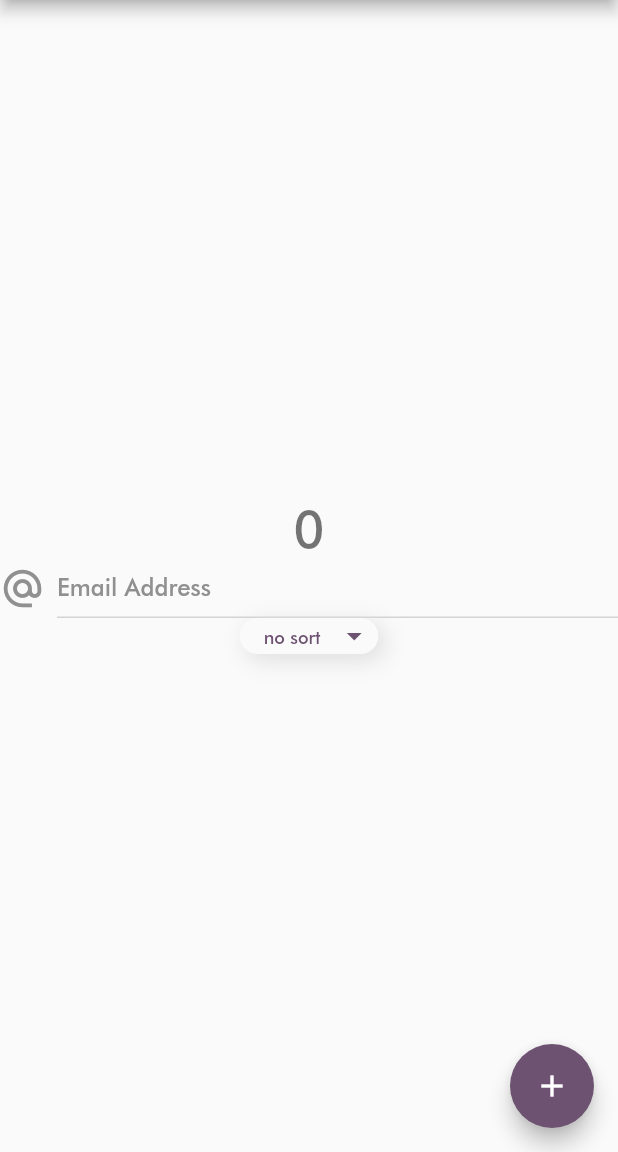
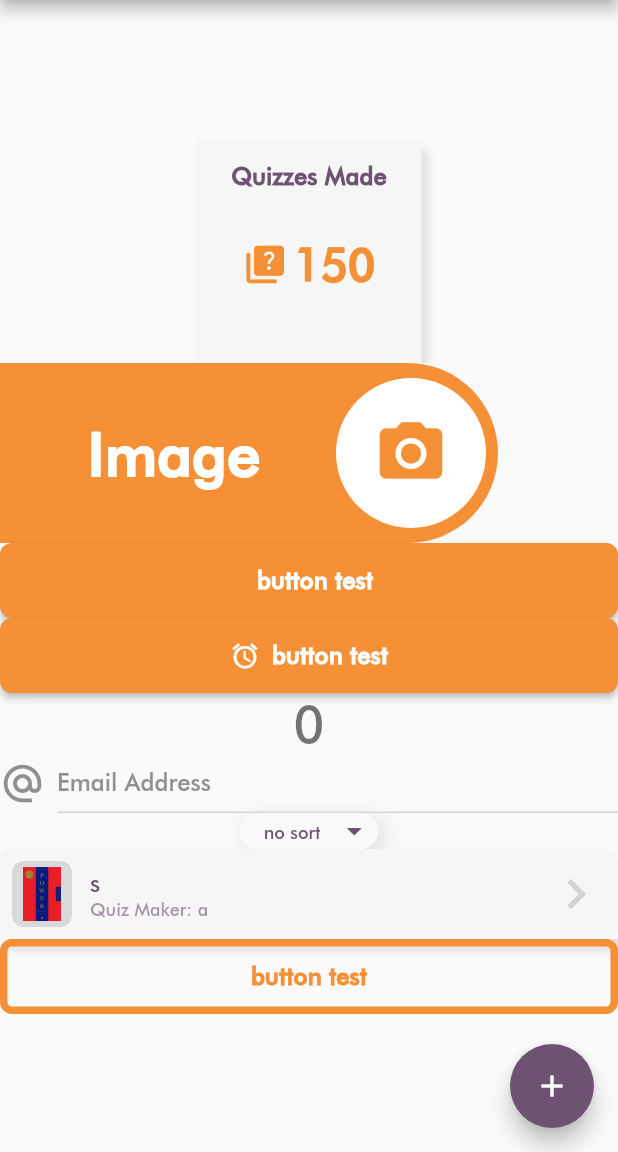
Before and after one commit to wonn0/quizpix, a Flutter app: the screen it shows after launch, on a phone screen of 412 x 824 dp, the part 84-1236 px from its top. Run offline on Flutter 3.47's test engine with Material 2 defaults, Android fonts, the phone set to English and light mode, and no system bars.

Commit message:
fixed color themes and weights for widgets

```diff
--- a/lib/main.dart
+++ b/lib/main.dart
@@ -2,6 +2,7 @@ import 'package:flutter/material.dart';
 import 'package:quizpix/widgets/home_button.dart';
 import 'package:quizpix/widgets/pro_card.dart';
 import 'package:quizpix/widgets/q_button.dart';
+import 'package:quizpix/widgets/q_button_outline.dart';
 import 'package:quizpix/widgets/quiz_item.dart';
 import 'package:quizpix/widgets/q_dropdown_button.dart';
 import 'package:quizpix/widgets/search_bar.dart';
@@ -135,10 +136,10 @@ class _MyHomePageState extends State<MyHomePage> {
           // horizontal).
           mainAxisAlignment: MainAxisAlignment.center,
           children: <Widget>[
-            // const StatCard(
-            //   type: 'quiz',
-            //   value: 150,
-            // ),
+            const StatCard(
+              type: 'quiz',
+              value: 150,
+            ),
             // const StatCard(
             //   type: 'score',
             //   value: 150,
@@ -154,18 +155,19 @@ class _MyHomePageState extends State<MyHomePage> {
             //   onPress: () {},
             //   isLeft: true,
             // ),
-            // ScanButton(
-            //   label: 'Image',
-            //   icon: Icon(
-            //     Icons.camera_alt,
-            //     size: 50.0,
-            //     color: Theme.of(context).colorScheme.primary,
-            //   ),
-            //   onPress: () {},
-            //   isLeft: false,
-            // ),
+            ScanButton(
+              label: 'Image',
+              icon: Icon(
+                Icons.camera_alt,
+                size: 50.0,
+                color: Theme.of(context).colorScheme.primary,
+              ),
+              onPress: () {},
+              isLeft: false,
+            ),
             // button sample
-            //QButton(onPress: () {}, label: 'button test', icon: null),
+            QButton(onPress: () {}, label: 'button test', icon: null),
+            QButton(onPress: () {}, label: 'button test', icon:const Icon(Icons.access_alarm)),
             Text(
               '$_counter',
               style: Theme.of(context).textTheme.headline4,
@@ -180,6 +182,8 @@ class _MyHomePageState extends State<MyHomePage> {
             //   onPress: () {},
             // ),
             QDropdownButton(isSort: true),
+            QuizItem(author: 'a', title: 's', onPress: () {}),
+            QButtonOutline(onPress: () {}, label: 'button test'),
           ],
         ),
       ),
--- a/lib/widgets/q_button.dart
+++ b/lib/widgets/q_button.dart
@@ -24,6 +24,7 @@ class _QButtonState extends State<QButton> {
           Text(
             style: Theme.of(context).textTheme.bodyText1?.merge(const TextStyle(
               color: Color(0xffffffff),
+              fontWeight: FontWeight.w700,
             )),
             widget.label,
           ),
--- a/lib/widgets/q_button_outline.dart
+++ b/lib/widgets/q_button_outline.dart
@@ -18,6 +18,7 @@ class _QButtonOutlineState extends State<QButtonOutline> {
       child: Text(
         style: Theme.of(context).textTheme.bodyText1?.merge(TextStyle(
           color: Theme.of(context).colorScheme.primary,
+          fontWeight: FontWeight.w700,
         )),
         widget.label,
       ),
--- a/lib/widgets/stat_card.dart
+++ b/lib/widgets/stat_card.dart
@@ -13,11 +13,11 @@ class StatCard extends StatelessWidget {
         boxShadow: [
           BoxShadow(
             color: Colors.grey.shade300,
-            spreadRadius: 1,
-            blurRadius: 15
-          )
+            blurRadius: 4,
+            offset: const Offset(4, 8), // Shadow position
+          ),
         ],
-        color: const Color(0xfffafafa),
+        color: const Color(0xfff6f6f6),
       ),
       padding: const EdgeInsets.all(16.0),
       width: 150.0,
```
